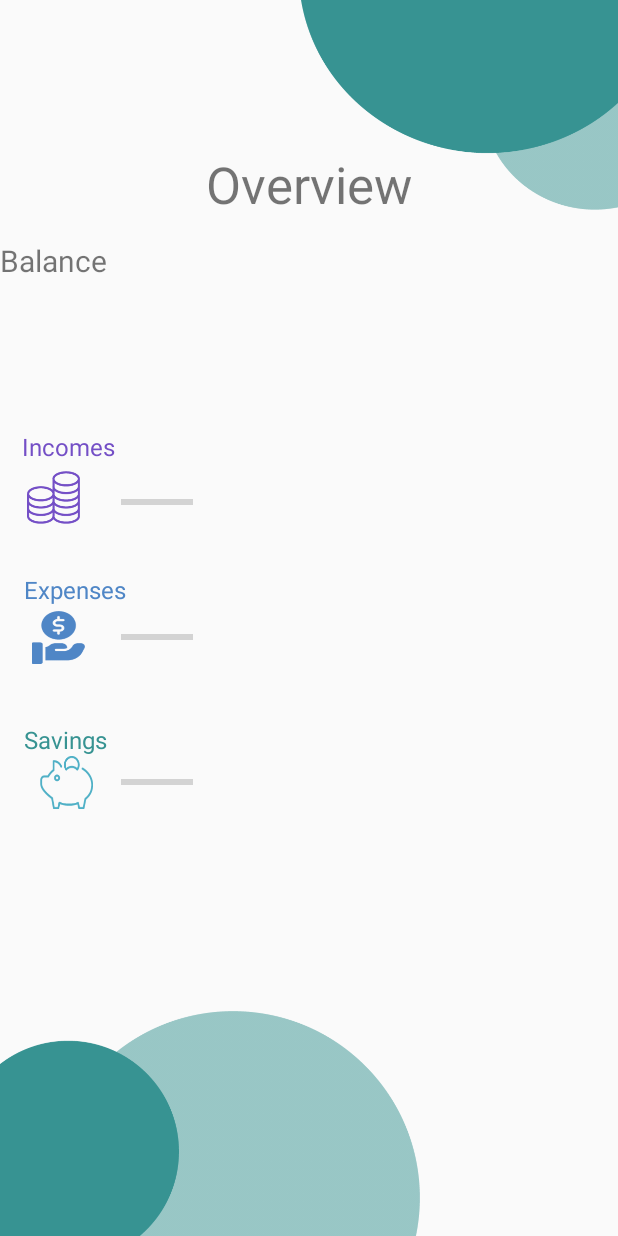
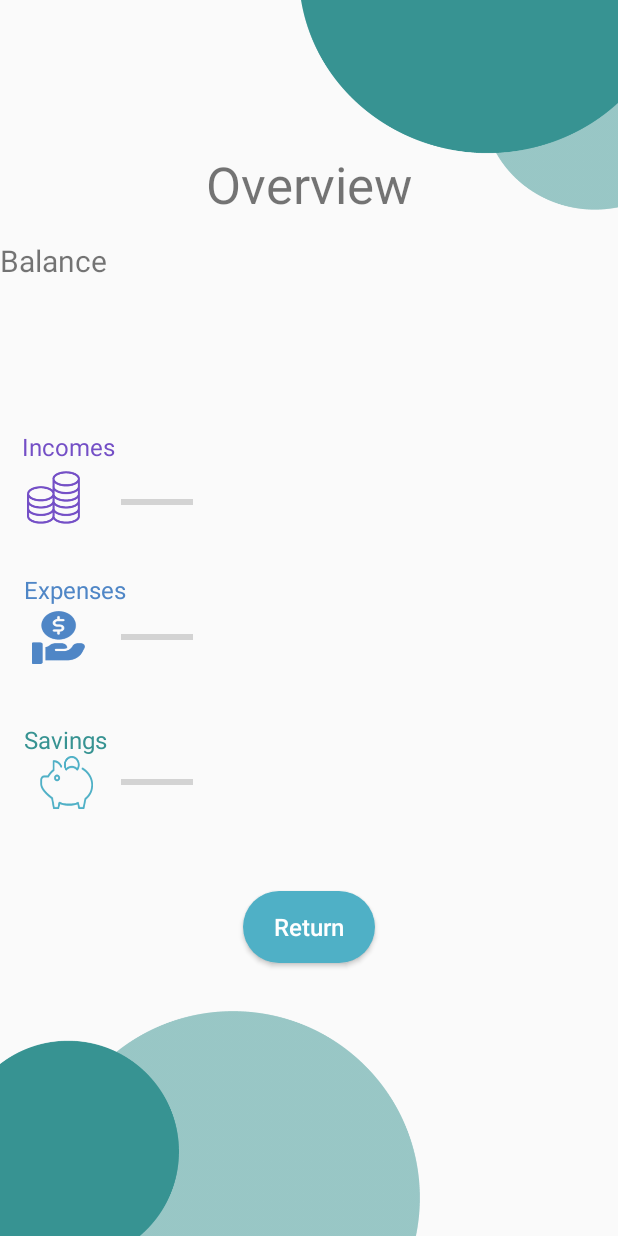
Before and after one commit to Cescobar332/Budget_Tracker, an Android app: the OverviewActivity screen opened directly, with no data from a screen before it, on a phone screen of 412 x 824 dp. Run offline under Robolectric (Android 15) with nearby library versions, the light colour scheme and no system bars; 8 statements that could not run were skipped.

Commit message:
Return Button OverviewActivity - 05/14/2023

```diff
--- a/app/src/main/java/com/example/budget_tracker/OverviewActivity.java
+++ b/app/src/main/java/com/example/budget_tracker/OverviewActivity.java
@@ -2,7 +2,9 @@ package com.example.budget_tracker;
 
 import androidx.appcompat.app.AppCompatActivity;
 
+import android.content.Intent;
 import android.os.Bundle;
+import android.view.View;
 import android.widget.ProgressBar;
 import android.widget.TextView;
 
@@ -54,4 +56,8 @@ public class OverviewActivity extends AppCompatActivity {
 //        progressBarIncomes.setProgress(porcentajeIngresosCategoria2);
 
     }
+    public void Return(View view){
+        Intent intent = new Intent(OverviewActivity.this, detailActivity.class);
+        startActivity(intent);
+    }
 }
--- a/app/src/main/res/layout/activity_overview.xml
+++ b/app/src/main/res/layout/activity_overview.xml
@@ -217,4 +217,20 @@
         app:layout_constraintBottom_toBottomOf="parent"
         app:layout_constraintStart_toStartOf="parent"
         app:srcCompat="@drawable/green2" />
+
+    <Button
+        android:id="@+id/button"
+        style="@style/ButtonTextStyle"
+        android:layout_width="wrap_content"
+        android:layout_height="wrap_content"
+        android:layout_marginBottom="32dp"
+        android:background="@drawable/shape_rounded_button"
+        android:backgroundTint="@color/blue_light"
+        android:onClick="Return"
+        android:text="Return"
+        android:textColor="@color/white"
+        android:textSize="16sp"
+        app:layout_constraintBottom_toTopOf="@+id/iv_border_overview_down"
+        app:layout_constraintEnd_toEndOf="parent"
+        app:layout_constraintStart_toStartOf="parent" />
 </androidx.constraintlayout.widget.ConstraintLayout>
```
